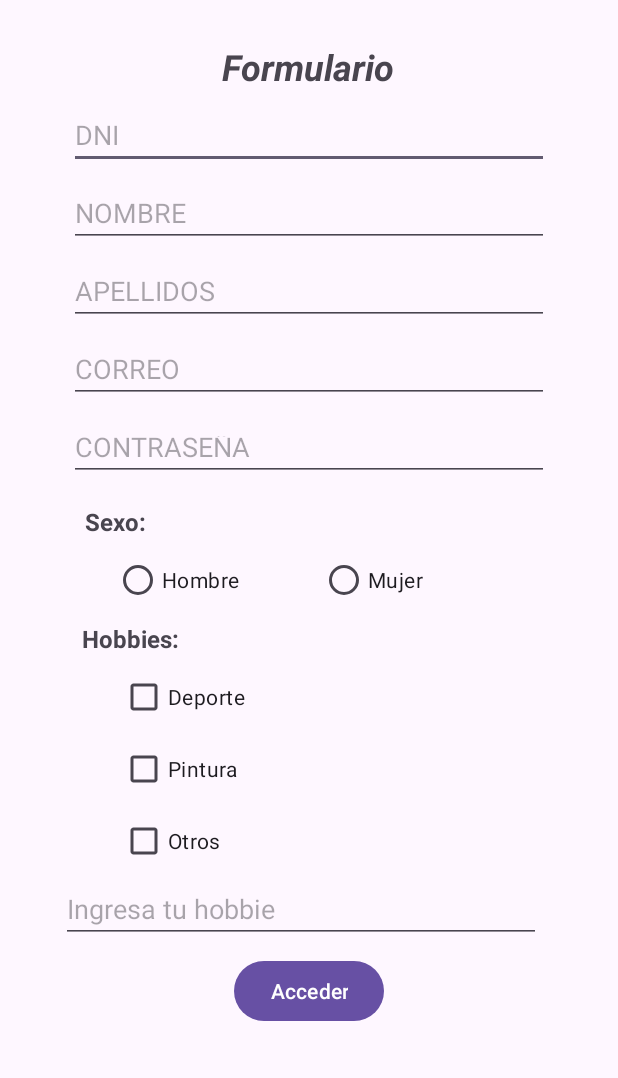
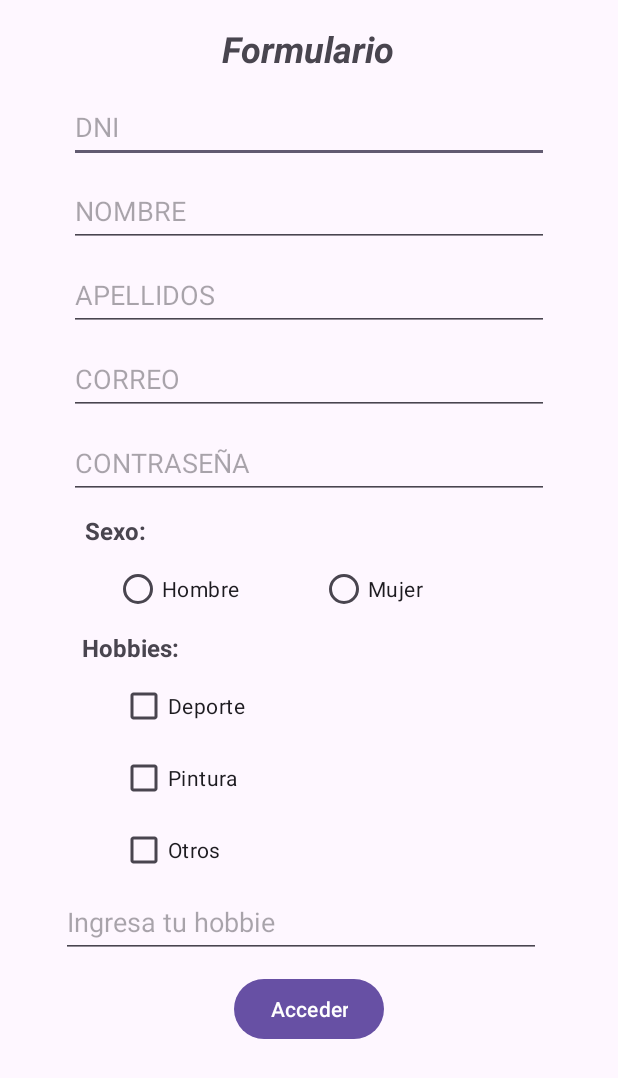
Before and after one commit to inoricode28/EC02_Clinica_Proyect, an Android app: the layout activity_formulario.xml on its own in the app's theme, with its tools: preview values and no code run, on a phone screen of 412 x 824 dp. Shown: the top 1078 px of the screen. Run offline under Robolectric (Android 15) with nearby library versions, the phone set to English and light mode, and no system bars.

Commit message:
Correccion  de formulario para la vista

```diff
--- a/Clinica_Proyect/app/build.gradle.kts
+++ b/Clinica_Proyect/app/build.gradle.kts
@@ -10,7 +10,7 @@
     defaultConfig {
         applicationId = "pe.edu.idat.clinica_proyect"
         minSdk = 24
-        targetSdk = 33
+        targetSdk = 34
         versionCode = 1
         versionName = "1.0"
 
@@ -45,6 +45,7 @@
     implementation("androidx.appcompat:appcompat:1.6.1")
     implementation("com.google.android.material:material:1.11.0")
     implementation("androidx.constraintlayout:constraintlayout:2.1.4")
+    implementation("androidx.legacy:legacy-support-v4:1.0.0")
     testImplementation("junit:junit:4.13.2")
     androidTestImplementation("androidx.test.ext:junit:1.1.5")
     androidTestImplementation("androidx.test.espresso:espresso-core:3.5.1")
--- a/Clinica_Proyect/app/src/main/java/pe/edu/idat/clinica_proyect/MainActivity.kt
+++ b/Clinica_Proyect/app/src/main/java/pe/edu/idat/clinica_proyect/MainActivity.kt
@@ -1,5 +1,6 @@
 package pe.edu.idat.clinica_proyect
 
+import android.content.Intent
 import androidx.appcompat.app.AppCompatActivity
 import android.os.Bundle
 import android.view.View
@@ -11,6 +12,7 @@
         super.onCreate(savedInstanceState)
         binding = ActivityMainBinding.inflate(layoutInflater)
         setContentView(binding.root)
+
     }
 
     override fun onClick(v: View?) {
--- a/Clinica_Proyect/app/src/main/res/layout/activity_formulario.xml
+++ b/Clinica_Proyect/app/src/main/res/layout/activity_formulario.xml
@@ -10,7 +10,7 @@
         android:id="@+id/textView"
         android:layout_width="wrap_content"
         android:layout_height="wrap_content"
-        android:layout_marginTop="28dp"
+        android:layout_marginTop="16dp"
         android:text="Formulario"
         android:textSize="24sp"
         android:textStyle="bold|italic"
@@ -20,14 +20,14 @@
         app:layout_constraintTop_toTopOf="parent" />
 
     <EditText
-        android:id="@+id/editTextNumber"
+        android:id="@+id/edtDNI"
         android:layout_width="320dp"
-        android:layout_height="40dp"
+        android:layout_height="48dp"
         android:layout_marginStart="32dp"
         android:layout_marginTop="12dp"
         android:layout_marginEnd="32dp"
         android:ems="10"
-        android:hint="DNI"
+        android:hint="@string/dni"
         android:inputType="number"
         app:layout_constraintEnd_toEndOf="parent"
         app:layout_constraintHorizontal_bias="0.497"
@@ -35,11 +35,11 @@
         app:layout_constraintTop_toBottomOf="@+id/textView" />
 
     <EditText
-        android:id="@+id/editTextText"
+        android:id="@+id/edtNOMBRE"
         android:layout_width="320dp"
-        android:layout_height="40dp"
+        android:layout_height="48dp"
         android:layout_marginStart="32dp"
-        android:layout_marginTop="12dp"
+        android:layout_marginTop="8dp"
         android:layout_marginEnd="32dp"
         android:ems="10"
         android:hint="NOMBRE"
@@ -47,14 +47,14 @@
         app:layout_constraintEnd_toEndOf="parent"
         app:layout_constraintHorizontal_bias="0.497"
         app:layout_constraintStart_toStartOf="parent"
-        app:layout_constraintTop_toBottomOf="@+id/editTextNumber" />
+        app:layout_constraintTop_toBottomOf="@+id/edtDNI" />
 
     <EditText
-        android:id="@+id/editTextText2"
+        android:id="@+id/edtAPELLIDOS"
         android:layout_width="320dp"
-        android:layout_height="40dp"
+        android:layout_height="48dp"
         android:layout_marginStart="32dp"
-        android:layout_marginTop="12dp"
+        android:layout_marginTop="8dp"
         android:layout_marginEnd="32dp"
         android:ems="10"
         android:hint="APELLIDOS"
@@ -62,28 +62,28 @@
         app:layout_constraintEnd_toEndOf="parent"
         app:layout_constraintHorizontal_bias="0.497"
         app:layout_constraintStart_toStartOf="parent"
-        app:layout_constraintTop_toBottomOf="@+id/editTextText" />
+        app:layout_constraintTop_toBottomOf="@+id/edtNOMBRE" />
 
     <EditText
-        android:id="@+id/editTextTextEmailAddress"
+        android:id="@+id/edtCORREO"
         android:layout_width="320dp"
-        android:layout_height="40dp"
+        android:layout_height="48dp"
         android:layout_marginStart="32dp"
-        android:layout_marginTop="12dp"
+        android:layout_marginTop="8dp"
         android:layout_marginEnd="32dp"
         android:ems="10"
         android:hint="CORREO"
         android:inputType="textEmailAddress"
         app:layout_constraintEnd_toEndOf="parent"
         app:layout_constraintStart_toStartOf="parent"
-        app:layout_constraintTop_toBottomOf="@+id/editTextText2" />
+        app:layout_constraintTop_toBottomOf="@+id/edtAPELLIDOS" />
 
     <EditText
-        android:id="@+id/editTextTextPassword"
+        android:id="@+id/edtCONTRASENA"
         android:layout_width="320dp"
-        android:layout_height="40dp"
+        android:layout_height="48dp"
         android:layout_marginStart="32dp"
-        android:layout_marginTop="12dp"
+        android:layout_marginTop="8dp"
         android:layout_marginEnd="32dp"
         android:ems="10"
         android:hint="CONTRASEÑA"
@@ -91,20 +91,20 @@
         app:layout_constraintEnd_toEndOf="parent"
         app:layout_constraintHorizontal_bias="0.497"
         app:layout_constraintStart_toStartOf="parent"
-        app:layout_constraintTop_toBottomOf="@+id/editTextTextEmailAddress" />
+        app:layout_constraintTop_toBottomOf="@+id/edtCORREO" />
 
     <TextView
         android:id="@+id/textView2"
         android:layout_width="wrap_content"
         android:layout_height="wrap_content"
-        android:layout_marginTop="16dp"
+        android:layout_marginTop="10dp"
         android:text="Sexo:"
         android:textSize="16sp"
         android:textStyle="bold"
         app:layout_constraintEnd_toEndOf="parent"
         app:layout_constraintHorizontal_bias="0.152"
         app:layout_constraintStart_toStartOf="parent"
-        app:layout_constraintTop_toBottomOf="@+id/editTextTextPassword" />
+        app:layout_constraintTop_toBottomOf="@+id/edtCONTRASENA" />
 
     <LinearLayout
         android:id="@+id/linearLayout"
@@ -117,14 +117,14 @@
         app:layout_constraintTop_toBottomOf="@+id/textView2">
 
         <RadioButton
-            android:id="@+id/radioButton"
+            android:id="@+id/rb_hombre"
             android:layout_width="wrap_content"
             android:layout_height="wrap_content"
             android:layout_weight="1"
             android:text="Hombre" />
 
         <RadioButton
-            android:id="@+id/radioButton2"
+            android:id="@+id/rb_mujer"
             android:layout_width="wrap_content"
             android:layout_height="wrap_content"
             android:layout_weight="1"
@@ -158,29 +158,28 @@
         app:layout_constraintTop_toBottomOf="@+id/textView3">
 
         <CheckBox
-            android:id="@+id/checkBox"
+            android:id="@+id/cbx_deporte"
             android:layout_width="match_parent"
             android:layout_height="wrap_content"
             android:text="Deporte" />
 
         <CheckBox
-            android:id="@+id/checkBox2"
+            android:id="@+id/cbx_pintura"
             android:layout_width="match_parent"
             android:layout_height="wrap_content"
             android:text="Pintura" />
 
         <CheckBox
-            android:id="@+id/checkBox3"
+            android:id="@+id/cbxotro"
             android:layout_width="match_parent"
             android:layout_height="wrap_content"
             android:text="Otros" />
     </LinearLayout>
 
     <EditText
-        android:id="@+id/editTextText3"
+        android:id="@+id/edt_ingresar_hobbie"
         android:layout_width="320dp"
-        android:layout_height="40dp"
-        android:layout_marginTop="4dp"
+        android:layout_height="48dp"
         android:ems="10"
         android:hint="Ingresa tu hobbie"
         android:inputType="text"
@@ -193,9 +192,9 @@
         android:id="@+id/btn_acceder"
         android:layout_width="wrap_content"
         android:layout_height="wrap_content"
-        android:layout_marginTop="8dp"
+        android:layout_marginTop="10dp"
         android:text="Acceder"
         app:layout_constraintEnd_toEndOf="parent"
         app:layout_constraintStart_toStartOf="parent"
-        app:layout_constraintTop_toBottomOf="@+id/editTextText3" />
+        app:layout_constraintTop_toBottomOf="@+id/edt_ingresar_hobbie" />
 </androidx.constraintlayout.widget.ConstraintLayout>
```
Also changed, not shown: Clinica_Proyect/app/src/main/AndroidManifest.xml (+7 -5 lines), Clinica_Proyect/app/src/main/java/pe/edu/idat/clinica_proyect/FormActivity.kt (+80 -2 lines), Clinica_Proyect/app/src/main/java/pe/edu/idat/clinica_proyect/FormViewActivity.kt (+22 -1 lines), Clinica_Proyect/app/src/main/res/layout/activity_form_view.xml (+13 -14 lines).
